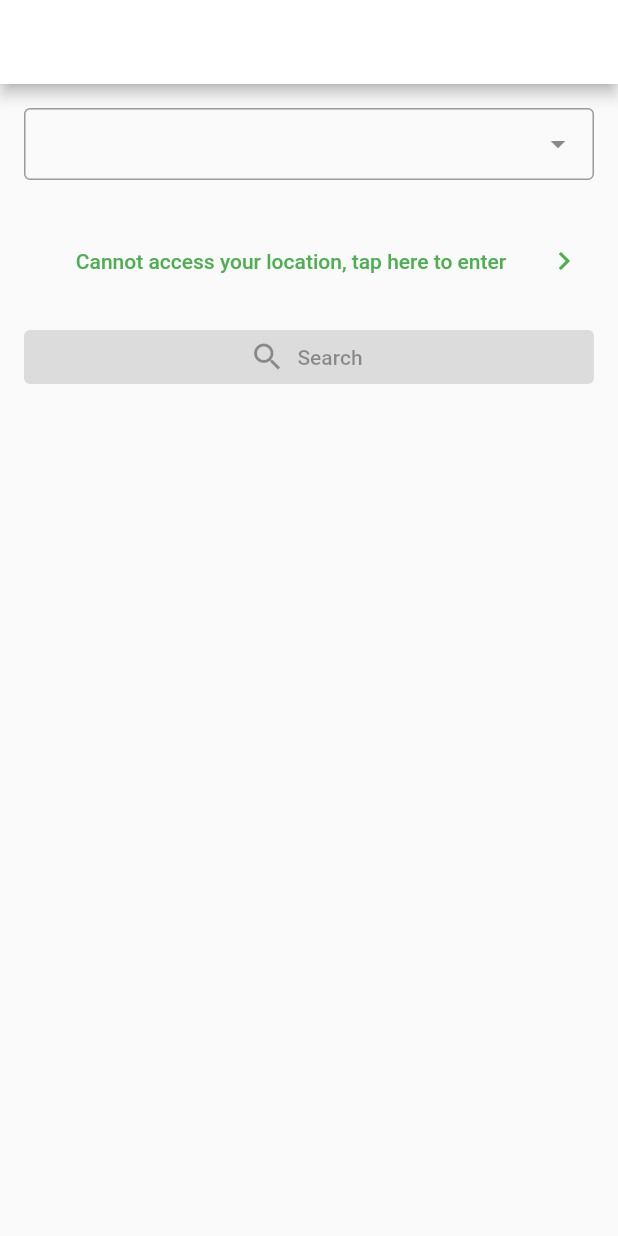
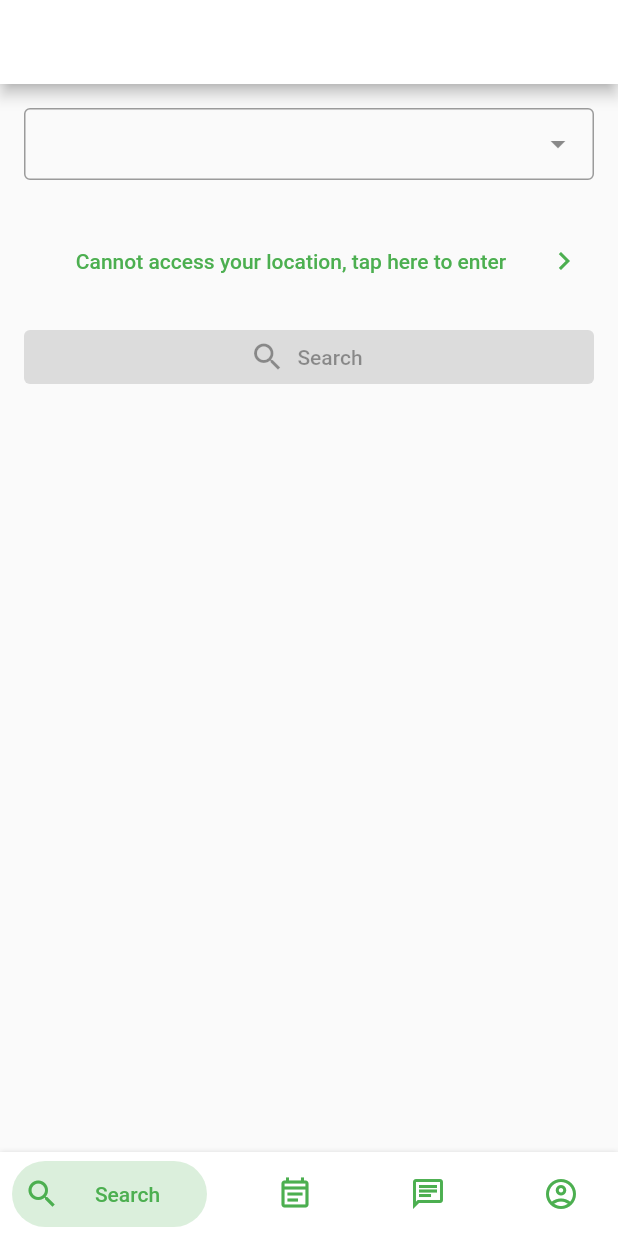
Before and after one commit to Easy-Wellness/EasyWellness, a Flutter app: the screen it shows once a user with an empty profile is signed in, on a phone screen of 412 x 824 dp. Run offline on Flutter 3.47's test engine with Material 2 defaults, Android fonts, the phone set to English and light mode, and no system bars; drawn by our look-alikes of bottom_navy_bar, dropdown_search; our stand-ins replace cloud_firestore, firebase_auth, firebase_core, flutter_rating_bar, flutter_svg, geocoding and 4 more; missing offline and left inert: flutter_facebook_auth, geoflutterfire; accounts and stored records are empty.

Commit message:
💄 add bottom navigation bar

```diff
--- /dev/null
+++ b/lib/components/bottom_navbar.dart
@@ -0,0 +1,66 @@
+import 'package:bottom_navy_bar/bottom_navy_bar.dart';
+import 'package:flutter/material.dart';
+import 'package:users/screens/home/home_screen.dart';
+
+class BottomNavbar extends StatefulWidget {
+  const BottomNavbar({Key? key}) : super(key: key);
+
+  @override
+  _BottomNavbarState createState() => _BottomNavbarState();
+}
+
+class _BottomNavbarState extends State<BottomNavbar> {
+  int _selectedIndex = 0;
+
+  @override
+  Widget build(BuildContext context) {
+    return BottomNavyBar(
+      selectedIndex: _selectedIndex,
+      showElevation: true, // use this to remove appBar's elevation
+      onItemSelected: (index) => setState(() => _selectedIndex = index),
+      items: [
+        _buildNavBarItem(
+          context,
+          title: 'Search',
+          iconData: Icons.search_outlined,
+          routeName: HomeScreen.routeName,
+        ),
+        _buildNavBarItem(
+          context,
+          title: 'Bookings',
+          iconData: Icons.event_note_outlined,
+          routeName: HomeScreen.routeName,
+        ),
+        _buildNavBarItem(
+          context,
+          title: 'Chats',
+          iconData: Icons.chat_outlined,
+          routeName: HomeScreen.routeName,
+        ),
+        _buildNavBarItem(
+          context,
+          title: 'You',
+          iconData: Icons.account_circle_outlined,
+          routeName: HomeScreen.routeName,
+        )
+      ],
+    );
+  }
+}
+
+BottomNavyBarItem _buildNavBarItem(
+  BuildContext context, {
+  required String title,
+  required IconData iconData,
+  required String routeName,
+}) {
+  return BottomNavyBarItem(
+    icon: Icon(iconData),
+    title: TextButton(
+      onPressed: () => Navigator.pushReplacementNamed(context, routeName),
+      child: Text(title),
+    ),
+    activeColor: Theme.of(context).accentColor,
+    textAlign: TextAlign.center,
+  );
+}
--- a/lib/screens/home/home_screen.dart
+++ b/lib/screens/home/home_screen.dart
@@ -1,4 +1,5 @@
 import 'package:flutter/material.dart';
+import 'package:users/components/bottom_navbar.dart';
 import 'package:users/screens/home/search_services_form.dart';
 
 class HomeScreen extends StatelessWidget {
@@ -13,6 +14,7 @@ class HomeScreen extends StatelessWidget {
           title: Text('Home'),
         ),
         body: Body(),
+        bottomNavigationBar: BottomNavbar(),
       ),
     );
   }
@@ -22,7 +24,7 @@ class Body extends StatelessWidget {
   @override
   Widget build(BuildContext context) {
     return Container(
-      padding: EdgeInsets.all(16),
+      padding: const EdgeInsets.all(16),
       child: SearchServicesForm(),
     );
   }
--- a/pubspec.yaml
+++ b/pubspec.yaml
@@ -46,6 +46,7 @@ dependencies:
   flutter_rating_bar: ^4.0.0
   geoflutterfire: ^3.0.1
   intl: ^0.17.0
+  bottom_navy_bar: ^6.0.0
 
 dev_dependencies:
   build_runner: ^2.0.4
```
Also changed, not shown: pubspec.lock, 1 other file.
